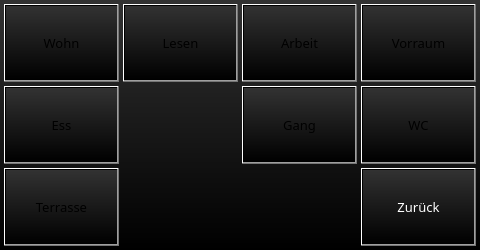
Old version of the form projects/klaus_visu_ap420/egwindow.ui in the repository busmaster/homebus.
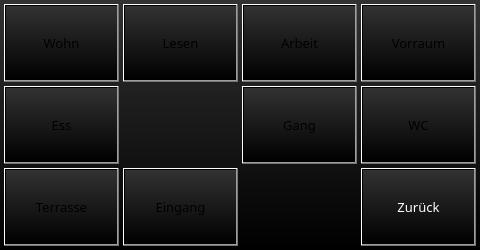
New version of the form.

Commit message: visu: support light entrance

What changed in the file:
```diff
--- a/projects/klaus_visu_ap420/egwindow.ui
+++ b/projects/klaus_visu_ap420/egwindow.ui
@@ -205,6 +205,25 @@
     <string>Lesen</string>
    </property>
   </widget>
+  <widget class="QPushButton" name="pushButtonLightEingang">
+   <property name="geometry">
+    <rect>
+     <x>123</x>
+     <y>168</y>
+     <width>115</width>
+     <height>78</height>
+    </rect>
+   </property>
+   <property name="sizePolicy">
+    <sizepolicy hsizetype="Fixed" vsizetype="Fixed">
+     <horstretch>0</horstretch>
+     <verstretch>0</verstretch>
+    </sizepolicy>
+   </property>
+   <property name="text">
+    <string>Eingang</string>
+   </property>
+  </widget>
  </widget>
  <resources/>
  <connections>
```
The commit also changes 8 other files.
